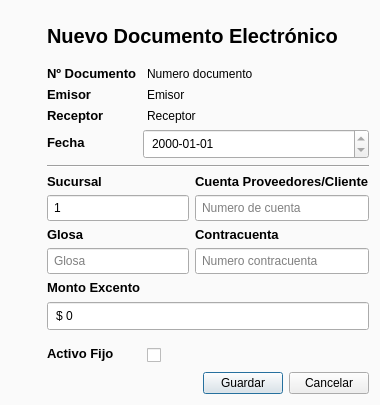
Qt form GUI/nuevoDocumentoDialog.ui (firenessmax/bte001) before a commit.
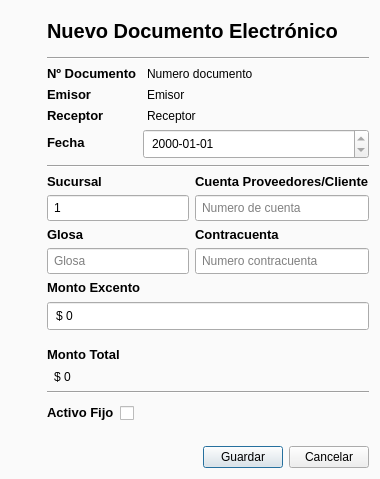
The same form after that commit. Icons and pictures are not drawn.

What changed in the file:
```diff
--- a/GUI/nuevoDocumentoDialog.ui
+++ b/GUI/nuevoDocumentoDialog.ui
@@ -10,7 +10,7 @@
     <x>0</x>
     <y>0</y>
     <width>380</width>
-    <height>405</height>
+    <height>479</height>
    </rect>
   </property>
   <property name="sizePolicy">
@@ -144,6 +144,13 @@
        </property>
       </widget>
      </item>
+     <item>
+      <widget class="Line" name="line_4">
+       <property name="orientation">
+        <enum>Qt::Horizontal</enum>
+       </property>
+      </widget>
+     </item>
      <item>
       <layout class="QFormLayout" name="formLayout_3">
        <property name="fieldGrowthPolicy">
@@ -468,7 +475,65 @@
          </property>
         </widget>
        </item>
+      </layout>
+     </item>
+     <item>
+      <layout class="QGridLayout" name="gridLayout_4">
        <item row="3" column="0">
+        <layout class="QHBoxLayout" name="horizontalLayout_3">
+         <item>
+          <widget class="QLabel" name="montoTotalLabel">
+           <property name="font">
+            <font>
+             <family>Segoe UI</family>
+             <pointsize>9</pointsize>
+             <weight>50</weight>
+             <bold>false</bold>
+            </font>
+           </property>
+           <property name="text">
+            <string>$ 0</string>
+           </property>
+           <property name="indent">
+            <number>7</number>
+           </property>
+          </widget>
+         </item>
+        </layout>
+       </item>
+       <item row="0" column="0">
+        <widget class="QLabel" name="montoTotalLabel_3">
+         <property name="font">
+          <font>
+           <family>Segoe UI</family>
+           <pointsize>10</pointsize>
+           <weight>75</weight>
+           <bold>true</bold>
+          </font>
+         </property>
+         <property name="text">
+          <string>Monto Total</string>
+         </property>
+        </widget>
+       </item>
+      </layout>
+     </item>
+     <item>
+      <widget class="Line" name="line_3">
+       <property name="orientation">
+        <enum>Qt::Horizontal</enum>
+       </property>
+      </widget>
+     </item>
+     <item>
+      <layout class="QFormLayout" name="formLayout_5">
+       <property name="topMargin">
+        <number>4</number>
+       </property>
+       <property name="bottomMargin">
+        <number>4</number>
+       </property>
+       <item row="0" column="0">
         <widget class="QLabel" name="activoFijoLabel">
          <property name="font">
           <font>
@@ -478,24 +543,12 @@
            <bold>true</bold>
           </font>
          </property>
-         <property name="styleSheet">
-          <string notr="true">margin-bottom: 5px</string>
-         </property>
          <property name="text">
           <string>Activo Fijo</string>
          </property>
-         <property name="margin">
-          <number>0</number>
-         </property>
-         <property name="indent">
-          <number>0</number>
-         </property>
-         <property name="buddy">
-          <cstring>activoFijoCheckBox</cstring>
-         </property>
         </widget>
        </item>
-       <item row="3" column="1">
+       <item row="0" column="1">
         <widget class="QCheckBox" name="activoFijoCheckBox">
          <property name="styleSheet">
           <string notr="true">margin-top: 2px</string>
```
Left out of the diff: 63 changed lines with no effect on the pictures.
